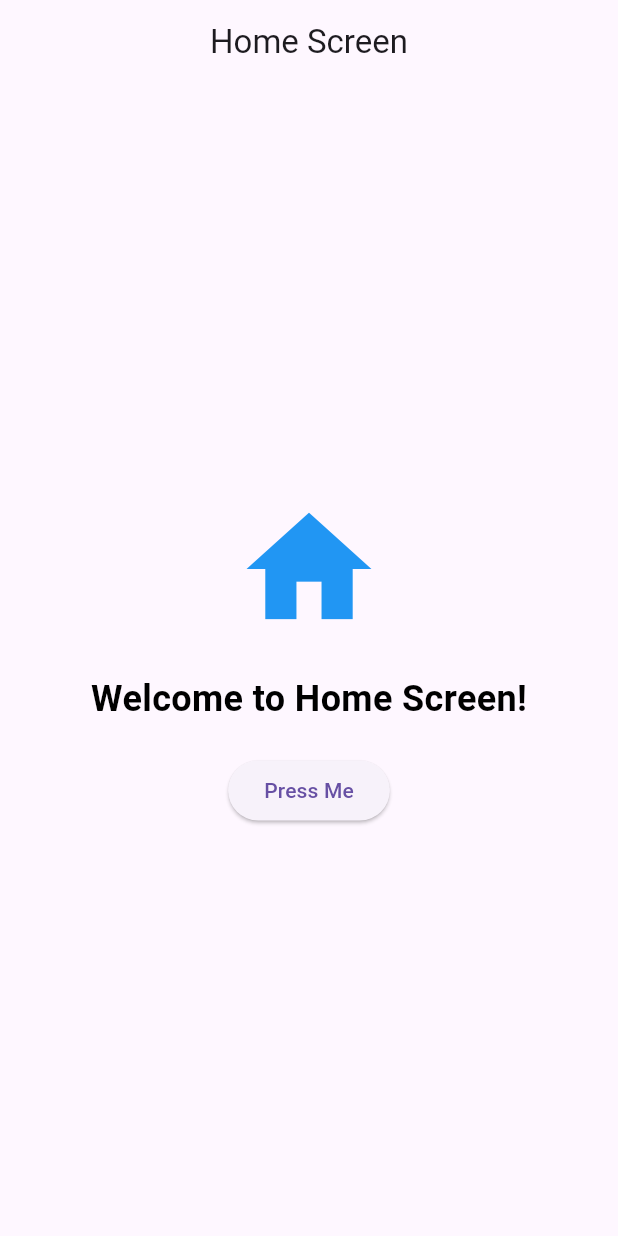
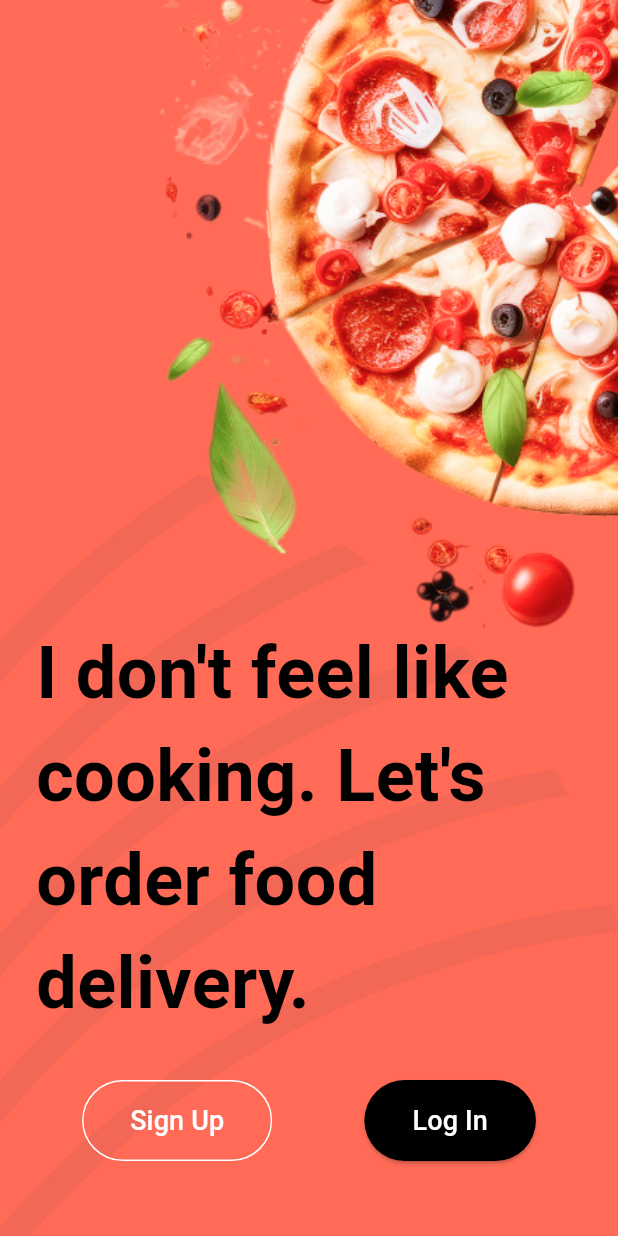
Before and after one commit to YoussefFayad14/Comida, a Flutter app: the screen it shows after launch, on a phone screen of 412 x 824 dp. Run offline on Flutter 3.47's test engine with Material 3 defaults, Android fonts, the phone set to English and light mode, and no system bars.

Commit message:
Implement Onboarding Screen

```diff
--- a/lib/app_routes.dart
+++ b/lib/app_routes.dart
@@ -1,5 +1,6 @@
 class AppRoutes {
   static const String splash = '/';
+  static const String onboarding = '/onboarding';
   static const String home = '/home' ;
 
 }
--- /dev/null
+++ b/lib/presentation/screens/OnboardingScreen.dart
@@ -0,0 +1,78 @@
+import 'package:flutter/material.dart';
+
+import '../widgets/LoginButton.dart';
+import '../widgets/SignUpButton.dart';
+
+void main() {
+  runApp(MyApp());
+}
+
+class MyApp extends StatelessWidget {
+  const MyApp({super.key});
+
+  @override
+  Widget build(BuildContext context) {
+    return MaterialApp(
+      home: OnboadingScreen(),
+    );
+  }
+}
+
+class OnboadingScreen extends StatelessWidget {
+  const OnboadingScreen({super.key});
+
+  @override
+  Widget build(BuildContext context) {
+    return Scaffold(
+      backgroundColor: Color(0xFFFF6B57),
+      body: Stack(
+        children: [
+          Positioned(
+            top: 0,
+            right: 0,
+            child: Image.asset(
+              'assets/images/pizza.png',
+              width: 350,
+            ),
+          ),
+          Positioned(
+            bottom: 0,
+            left: 0,
+            right: 0,
+            child: Image.asset(
+              'assets/images/background.png',
+            ),
+          ),
+          Padding(
+            padding: const EdgeInsets.fromLTRB(24, 0, 24, 50),
+            child: Align(
+              alignment: Alignment.bottomCenter,
+              child: Column(
+                mainAxisSize: MainAxisSize.min,
+                crossAxisAlignment: CrossAxisAlignment.start,
+                children: [
+                  Text(
+                    "I don't feel like cooking. Let's order food delivery.",
+                    style: TextStyle(
+                      fontSize: 48,
+                      fontWeight: FontWeight.bold,
+                      color: Colors.black,
+                    ),
+                  ),
+                  SizedBox(height: 30),
+                  Row(
+                    mainAxisAlignment: MainAxisAlignment.spaceAround,
+                    children: [
+                      SignUpButton(),
+                      LoginButton(),
+                    ],
+                  ),
+                ],
+              ),
+            ),
+          ),
+        ],
+      ),
+    );
+  }
+}
--- a/lib/presentation/screens/splash_screen.dart
+++ b/lib/presentation/screens/SplashScreen.dart
@@ -1,5 +1,5 @@
+import 'package:comida_app/presentation/screens/OnboardingScreen.dart';
 import 'package:flutter/material.dart';
-import 'home_screen.dart';
 
 void main() {
   runApp(MyApp());
@@ -24,7 +24,7 @@ class SplashScreen extends StatelessWidget {
     Future.delayed(Duration(seconds: 5), () {
       Navigator.pushReplacement(
         context,
-        MaterialPageRoute(builder: (context) => HomeScreen()),
+        MaterialPageRoute(builder: (context) => OnboadingScreen()),
       );
     });
 
--- /dev/null
+++ b/lib/presentation/widgets/LoginButton.dart
@@ -0,0 +1,26 @@
+import 'package:flutter/material.dart';
+
+class LoginButton extends StatelessWidget {
+  const LoginButton({super.key});
+
+  @override
+  Widget build(BuildContext context) {
+    return ElevatedButton(
+      style: ElevatedButton.styleFrom(
+        backgroundColor: Colors.black,
+        padding: EdgeInsets.symmetric(horizontal: 32, vertical: 14),
+        shape: RoundedRectangleBorder(
+          borderRadius: BorderRadius.circular(30),
+        ),
+      ),
+      onPressed: () {},
+      child: Text(
+        "Log In",
+        style: TextStyle(
+          fontSize: 18,
+          color: Colors.white,
+        ),
+      ),
+    );
+  }
+}
--- /dev/null
+++ b/lib/presentation/widgets/SignUpButton.dart
@@ -0,0 +1,24 @@
+import 'package:flutter/material.dart';
+
+class SignUpButton extends StatelessWidget {
+  const SignUpButton({super.key});
+
+  @override
+  Widget build(BuildContext context) {
+    return OutlinedButton(
+      style: OutlinedButton.styleFrom(
+        foregroundColor: Colors.white,
+        side: BorderSide(color: Colors.white),
+        padding: EdgeInsets.symmetric(horizontal: 32, vertical: 14),
+        shape: RoundedRectangleBorder(
+          borderRadius: BorderRadius.circular(30),
+        ),
+      ),
+      onPressed: () {},
+      child: Text(
+        "Sign Up",
+        style: TextStyle(fontSize: 18),
+      ),
+    );
+  }
+}
--- a/lib/router_generator.dart
+++ b/lib/router_generator.dart
@@ -1,5 +1,6 @@
-import 'package:comida_app/presentation/screens/home_screen.dart';
-import 'package:comida_app/presentation/screens/splash_screen.dart';
+import 'package:comida_app/presentation/screens/HomeScreen.dart';
+import 'package:comida_app/presentation/screens/OnboardingScreen.dart';
+import 'package:comida_app/presentation/screens/SplashScreen.dart';
 import 'package:flutter/material.dart';
 import 'app_routes.dart';
 
@@ -9,6 +10,8 @@ class RouterGenerator {
     switch (settings.name) {
       case AppRoutes.splash:
         return MaterialPageRoute(builder: (_) => SplashScreen());
+      case AppRoutes.onboarding:
+        return MaterialPageRoute(builder: (_) => OnboadingScreen());
       case AppRoutes.home:
         return MaterialPageRoute(builder: (_) => HomeScreen());
       default:
```
Also changed, not shown: lib/presentation/screens/HomeScreen.dart (renamed from lib/presentation/screens/home_screen.dart).
